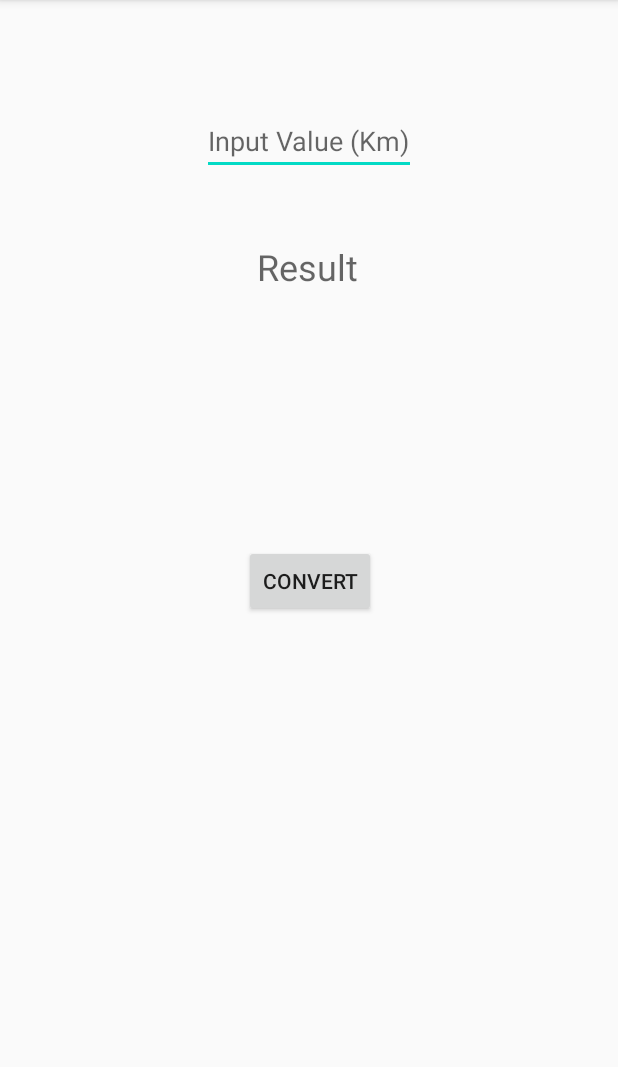
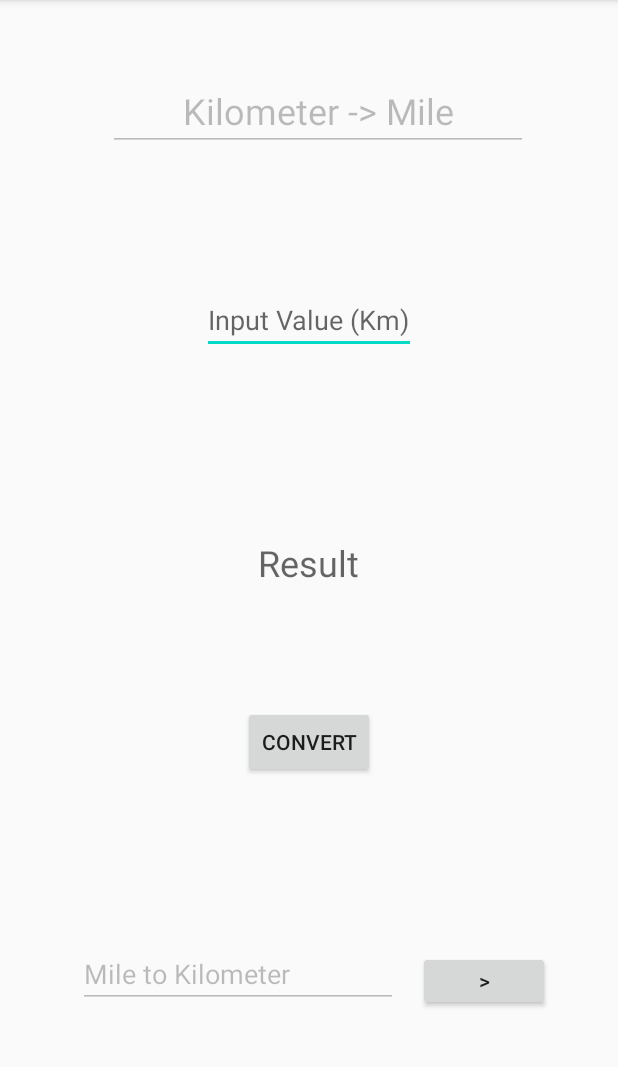
Before and after one commit to sleekyom/calculator-app, an Android app: the KilometerToMilesConverter screen opened directly, with no data from a screen before it, on a phone screen of 412 x 824 dp, the part 84-1151 px from its top. Run offline under Robolectric (Android 15) with nearby library versions, the phone set to English and light mode, and no system bars.

Commit message:
Completed Coversion Function

```diff
--- a/src/main/java/com/example/simplecalculator/KilometerToMilesConverter.java
+++ b/src/main/java/com/example/simplecalculator/KilometerToMilesConverter.java
@@ -2,10 +2,12 @@ package com.example.simplecalculator;
 
 import androidx.appcompat.app.AppCompatActivity;
 
+import android.content.Intent;
 import android.os.Bundle;
 import android.view.View;
 import android.widget.Button;
 import android.widget.EditText;
+import android.widget.Switch;
 import android.widget.TextView;
 
 public class KilometerToMilesConverter extends AppCompatActivity {
@@ -13,10 +15,11 @@ public class KilometerToMilesConverter extends AppCompatActivity {
     EditText editText;
     TextView textView;
     Button covertBtn;
+    Button mileBtn;
 
-    float kilometer;
-    float miles;
-    float KILOMETER = (float) 0.621371;
+    double kilometer;
+    double miles;
+    double kilo = 0.621371;
 
     @Override
     protected void onCreate(Bundle savedInstanceState) {
@@ -25,7 +28,27 @@ public class KilometerToMilesConverter extends AppCompatActivity {
 
         editText = findViewById(R.id.editText);
         textView = findViewById(R.id.convertedValue);
-        covertBtn = findViewById(R.id.converterBtn);
+        covertBtn = findViewById(R.id.convertBtn);
+        mileBtn = findViewById(R.id.mileBtn);
+
+        covertBtn.setOnClickListener(new View.OnClickListener() {
+            @Override
+            public void onClick(View v) {
+
+                kilometer = Double.parseDouble(String.valueOf(editText.getText()));
+
+                miles = kilometer * kilo;
+                textView.setText(String.valueOf(miles)+ " miles");
+            }
+        });
+
+        mileBtn.setOnClickListener(new View.OnClickListener() {
+            @Override
+            public void onClick(View v) {
+                Intent intent = new Intent(KilometerToMilesConverter.this, MilesToKilometer.class);
+                startActivity(intent);
+            }
+        });
 
 
     }
--- a/src/main/res/layout/activity_kilometer_to_miles_converter.xml
+++ b/src/main/res/layout/activity_kilometer_to_miles_converter.xml
@@ -13,14 +13,14 @@
         android:layout_height="wrap_content"
         android:layout_marginStart="195dp"
         android:layout_marginLeft="100dp"
-        android:layout_marginTop="71dp"
+        android:layout_marginTop="90dp"
         android:layout_marginEnd="196dp"
         android:layout_marginRight="102dp"
         android:hint="Input Value (Km)"
-        android:inputType="number"
+        android:inputType="number|numberDecimal"
         app:layout_constraintEnd_toEndOf="parent"
         app:layout_constraintStart_toStartOf="parent"
-        app:layout_constraintTop_toTopOf="parent" />
+        app:layout_constraintTop_toBottomOf="@+id/titleFieldKilometer" />
 
     <TextView
         android:id="@+id/convertedValue"
@@ -28,7 +28,7 @@
         android:layout_height="wrap_content"
         android:layout_marginStart="100dp"
         android:layout_marginLeft="100dp"
-        android:layout_marginTop="95dp"
+        android:layout_marginTop="180dp"
         android:layout_marginEnd="102dp"
         android:layout_marginRight="102dp"
         android:layout_marginBottom="79dp"
@@ -36,6 +36,7 @@
         android:textSize="24sp"
         app:layout_constraintBottom_toTopOf="@+id/convertBtn"
         app:layout_constraintEnd_toEndOf="parent"
+        app:layout_constraintHorizontal_bias="0.507"
         app:layout_constraintStart_toStartOf="parent"
         app:layout_constraintTop_toBottomOf="@+id/editText" />
 
@@ -45,14 +46,72 @@
         android:layout_height="wrap_content"
         android:layout_marginStart="162dp"
         android:layout_marginLeft="162dp"
-        android:layout_marginTop="90dp"
         android:layout_marginEnd="161dp"
         android:layout_marginRight="161dp"
-        android:layout_marginBottom="407dp"
+        android:layout_marginBottom="307dp"
         android:text="Convert"
         app:layout_constraintBottom_toBottomOf="parent"
         app:layout_constraintEnd_toEndOf="parent"
+        app:layout_constraintHorizontal_bias="0.0"
         app:layout_constraintStart_toStartOf="parent"
         app:layout_constraintTop_toBottomOf="@+id/convertedValue" />
 
+    <EditText
+        android:id="@+id/titleFieldKilometer"
+        android:layout_width="wrap_content"
+        android:layout_height="wrap_content"
+        android:layout_marginStart="107dp"
+        android:layout_marginLeft="107dp"
+        android:layout_marginTop="129dp"
+        android:layout_marginEnd="95dp"
+        android:layout_marginRight="95dp"
+        android:layout_marginBottom="82dp"
+        android:clickable="false"
+        android:editable="true"
+        android:ems="10"
+        android:enabled="false"
+        android:gravity="center"
+        android:inputType="textPersonName"
+        android:text="Kilometer -> Mile"
+        android:textSize="24sp"
+        app:layout_constraintBottom_toTopOf="@+id/editText"
+        app:layout_constraintEnd_toEndOf="parent"
+        app:layout_constraintStart_toStartOf="parent"
+        app:layout_constraintTop_toTopOf="parent" />
+
+    <EditText
+        android:id="@+id/editTextTextPersonName2"
+        android:layout_width="wrap_content"
+        android:layout_height="wrap_content"
+        android:layout_marginStart="52dp"
+        android:layout_marginLeft="52dp"
+        android:layout_marginBottom="96dp"
+        android:editable="true"
+        android:ems="10"
+        android:enabled="false"
+        android:inputType="textPersonName"
+        android:text="Mile to Kilometer"
+        app:layout_constraintBottom_toBottomOf="parent"
+        app:layout_constraintStart_toStartOf="parent"
+        app:layout_constraintTop_toBottomOf="@+id/convertBtn"
+        app:layout_constraintVertical_bias="1.0" />
+
+    <Button
+        android:id="@+id/mileBtn"
+        android:layout_width="88dp"
+        android:layout_height="40dp"
+        android:layout_marginStart="19dp"
+        android:layout_marginLeft="19dp"
+        android:layout_marginEnd="45dp"
+        android:layout_marginRight="45dp"
+        android:layout_marginBottom="94dp"
+        android:editable="false"
+        android:text=">"
+        app:layout_constraintBottom_toBottomOf="parent"
+        app:layout_constraintEnd_toEndOf="parent"
+        app:layout_constraintHorizontal_bias="1.0"
+        app:layout_constraintStart_toEndOf="@+id/editTextTextPersonName2"
+        app:layout_constraintTop_toBottomOf="@id/convertBtn"
+        app:layout_constraintVertical_bias="1.0" />
+
 </androidx.constraintlayout.widget.ConstraintLayout>
--- a/src/main/res/layout/activity_main.xml
+++ b/src/main/res/layout/activity_main.xml
@@ -25,7 +25,7 @@
             android:layout_marginBottom="44dp"
             android:ems="10"
             android:hint="Enter Number 1"
-            android:inputType="number"
+            android:inputType="number|numberDecimal"
             app:layout_constraintBottom_toTopOf="@+id/editTextNumber2"
             app:layout_constraintEnd_toEndOf="parent"
             app:layout_constraintHorizontal_bias="1.0"
@@ -44,7 +44,7 @@
             android:layout_marginBottom="10dp"
             android:ems="10"
             android:hint="Enter Number 2"
-            android:inputType="number"
+            android:inputType="number|numberDecimal"
             app:layout_constraintBottom_toTopOf="@id/subtraction"
             app:layout_constraintEnd_toEndOf="parent"
             app:layout_constraintHorizontal_bias="0.0"
@@ -173,7 +173,7 @@
             android:layout_marginEnd="151dp"
             android:layout_marginRight="151dp"
             android:layout_marginBottom="94dp"
-            android:text="Converter"
+            android:text="Length Converter"
             app:layout_constraintBottom_toBottomOf="parent"
             app:layout_constraintEnd_toEndOf="parent"
             app:layout_constraintStart_toStartOf="parent"
```
Also changed, not shown: src/main/java/com/example/simplecalculator/MilesToKilometer.java (+28 -0 lines), src/main/res/layout/activity_miles_to_kilometer.xml (+33 -6 lines).
